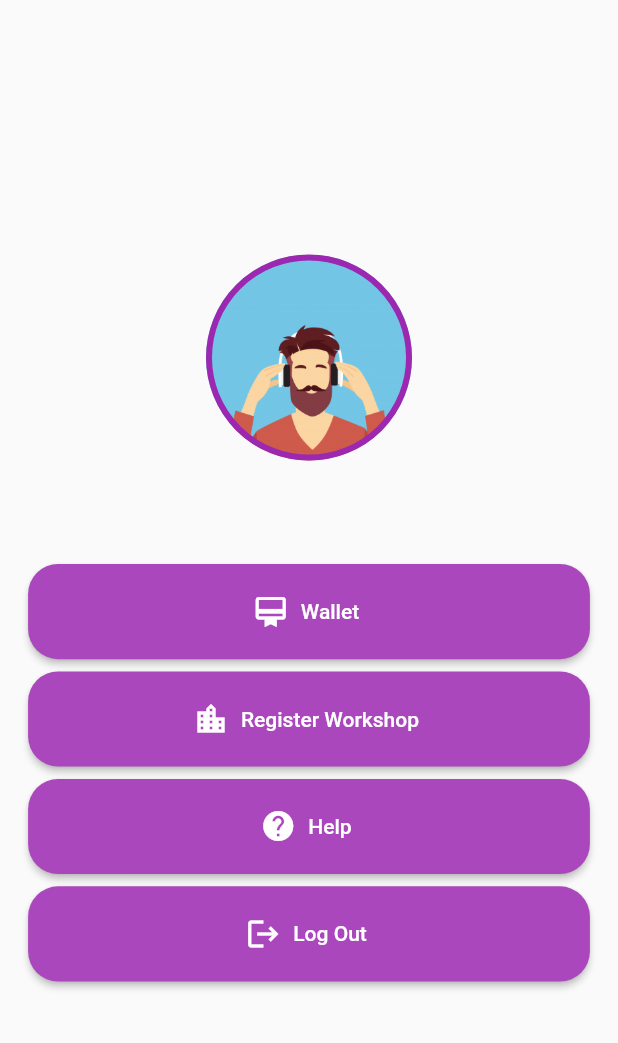
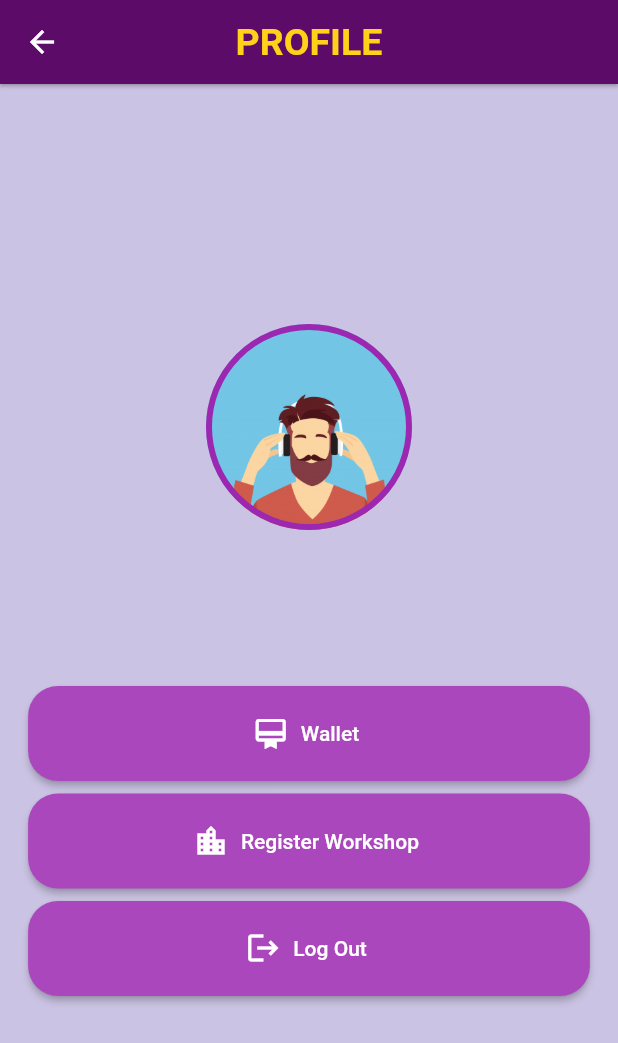
Before and after one commit to taufiqzaidong/Final-Project-E-Commerce, a Flutter app: the Profile screen opened directly, on a phone screen of 412 x 824 dp. Shown: the top 1043 px of the screen. Run offline on Flutter 3.47's test engine with Material 2 defaults, Android fonts, the light colour scheme and no system bars; our stand-ins replace cloud_firestore, dio, firebase_auth, firebase_core, firebase_storage, flutter_cache_manager and 10 more; missing offline and left inert: flutter_statusbarcolor, gradient_text, wallpaper_manager; accounts and stored records are empty.

Commit message:
update all topek

```diff
--- a/lib/screens/profile.dart
+++ b/lib/screens/profile.dart
@@ -26,6 +26,18 @@ class _ProfileState extends State<Profile> {
   Widget build(BuildContext context) {
     final AuthService _auth = AuthService();
     return Scaffold(
+      backgroundColor: Color(0xFFCBC3E3),
+        appBar: AppBar(
+          backgroundColor: Color(0xFF5C0B68),
+          elevation: 1,
+          centerTitle: true,
+          title: Text("PROFILE",
+              style: TextStyle(
+                  fontSize: 25,
+                  fontWeight: FontWeight.bold,
+                  color: Color(0xFFFFD119)),
+              textAlign: TextAlign.center),
+        ),
         body: new Center(
           child: SingleChildScrollView(
             child: Column(
@@ -71,7 +83,7 @@ class _ProfileState extends State<Profile> {
                   },
                 ),
                 SizedBox(
-              height: 15,
+                  height: 50,
                 ),
                 ButtonTheme(
                   minWidth: MediaQuery.of(context).size.width / 1.1,
@@ -120,27 +132,6 @@ class _ProfileState extends State<Profile> {
                   minWidth: MediaQuery.of(context).size.width / 1.1,
                   height: MediaQuery.of(context).size.height / 13,
                   child: RaisedButton.icon(
-                icon: Icon(Icons.help),
-                shape: RoundedRectangleBorder(
-                    borderRadius: BorderRadius.circular(20)),
-                color: Colors.purple[400],
-                textColor: Colors.white,
-                label: Text('Help'),
-                onPressed: () {
-                  Navigator.push(
-                    context,
-                    MaterialPageRoute(builder: (context) => Help()),
-                  );
-                },
-              ),
-            ),
-            SizedBox(
-              height: MediaQuery.of(context).size.height / 100,
-            ),
-            ButtonTheme(
-              minWidth: MediaQuery.of(context).size.width / 1.1,
-              height: MediaQuery.of(context).size.height / 13,
-              child: RaisedButton.icon(
                     icon: Icon(Icons.logout),
                     shape: RoundedRectangleBorder(
                         borderRadius: BorderRadius.circular(20)),
@@ -149,10 +140,10 @@ class _ProfileState extends State<Profile> {
                     label: Text('Log Out'),
                     onPressed: () async {
                       await _auth.signOut();
+                      Navigator.pop(context);
                     },
                   ),
                 ),
-
               ],
             ),
           ),
```
Also changed, not shown: lib/screens/Service.dart (+12 -17 lines), lib/screens/towing.dart (+19 -18 lines). Lines whose indentation alone changed are shown as unchanged.
